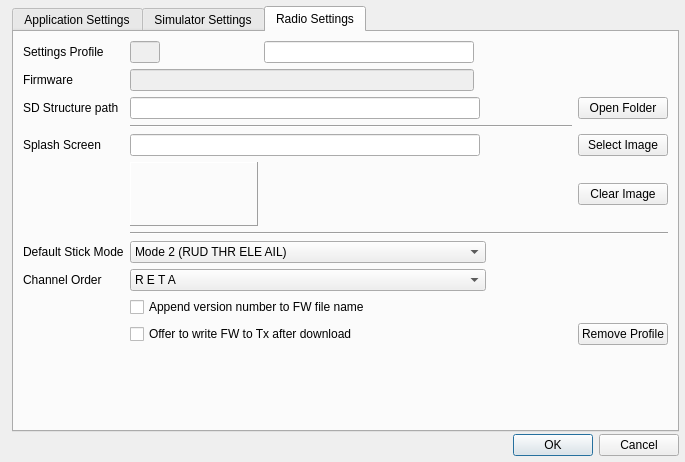
The window that companion/src/apppreferencesdialog.ui (opentx/opentx) describes before a commit, drawn with Qt 5.
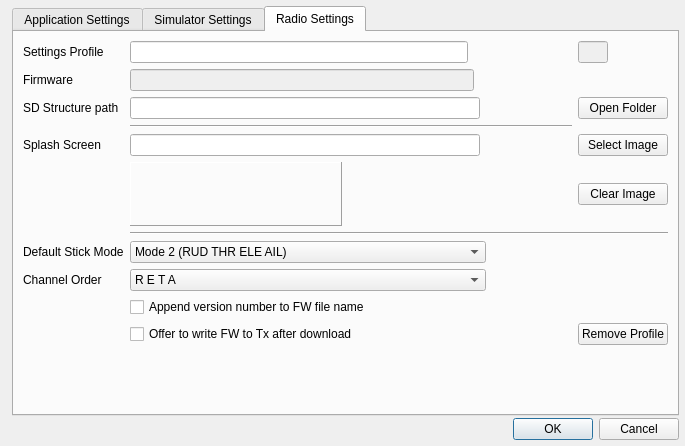
The same window after the commit. The open tabs and pages were chosen to show the change.

Commit message: Profiles working. Next all duplicated variables will be removed from global and only exists in profile.

```diff
--- a/companion/src/apppreferencesdialog.ui
+++ b/companion/src/apppreferencesdialog.ui
@@ -7,7 +7,7 @@
     <x>0</x>
     <y>0</y>
     <width>685</width>
-    <height>462</height>
+    <height>446</height>
    </rect>
   </property>
   <property name="sizePolicy">
@@ -839,16 +839,6 @@
          </property>
         </widget>
        </item>
-       <item row="0" column="2">
-        <widget class="QLineEdit" name="profileNameLE">
-         <property name="minimumSize">
-          <size>
-           <width>0</width>
-           <height>0</height>
-          </size>
-         </property>
-        </widget>
-       </item>
        <item row="9" column="1" colspan="6">
         <widget class="Line" name="line_6">
          <property name="orientation">
@@ -872,19 +862,6 @@
          </property>
         </widget>
        </item>
-       <item row="0" column="1">
-        <widget class="QLineEdit" name="profileIndexLE">
-         <property name="enabled">
-          <bool>false</bool>
-         </property>
-         <property name="maximumSize">
-          <size>
-           <width>30</width>
-           <height>16777215</height>
-          </size>
-         </property>
-        </widget>
-       </item>
        <item row="1" column="0">
         <widget class="QLabel" name="label">
          <property name="text">
@@ -899,6 +876,43 @@
          </property>
         </widget>
        </item>
+       <item row="4" column="6">
+        <widget class="QPushButton" name="SplashSelect">
+         <property name="text">
+          <string>Select Image</string>
+         </property>
+        </widget>
+       </item>
+       <item row="7" column="6">
+        <widget class="QPushButton" name="clearImageButton">
+         <property name="text">
+          <string>Clear Image</string>
+         </property>
+        </widget>
+       </item>
+       <item row="0" column="6">
+        <widget class="QLineEdit" name="profileIndexLE">
+         <property name="enabled">
+          <bool>false</bool>
+         </property>
+         <property name="maximumSize">
+          <size>
+           <width>30</width>
+           <height>16777215</height>
+          </size>
+         </property>
+        </widget>
+       </item>
+       <item row="0" column="1">
+        <widget class="QLineEdit" name="profileNameLE">
+         <property name="minimumSize">
+          <size>
+           <width>0</width>
+           <height>0</height>
+          </size>
+         </property>
+        </widget>
+       </item>
        <item row="7" column="1">
         <widget class="QLabel" name="imageLabel">
          <property name="sizePolicy">
@@ -933,20 +947,6 @@
          </property>
         </widget>
        </item>
-       <item row="4" column="6">
-        <widget class="QPushButton" name="SplashSelect">
-         <property name="text">
-          <string>Select Image</string>
-         </property>
-        </widget>
-       </item>
-       <item row="7" column="6">
-        <widget class="QPushButton" name="clearImageButton">
-         <property name="text">
-          <string>Clear Image</string>
-         </property>
-        </widget>
-       </item>
       </layout>
      </widget>
     </widget>
```
The commit also changes 3 other files.
